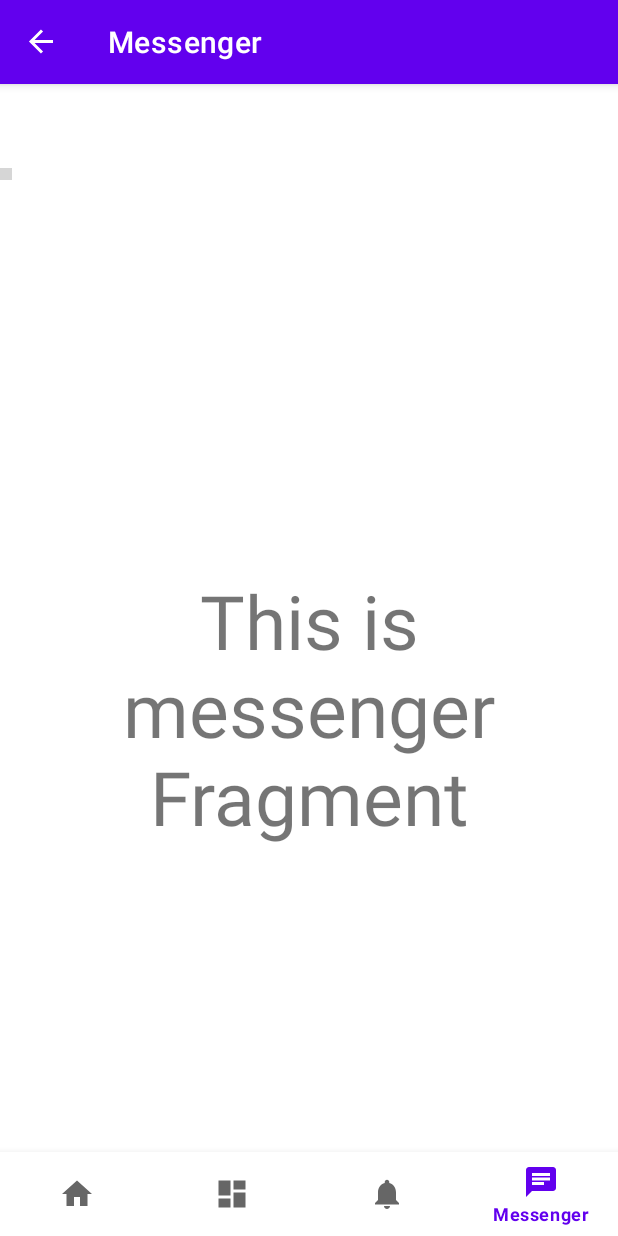
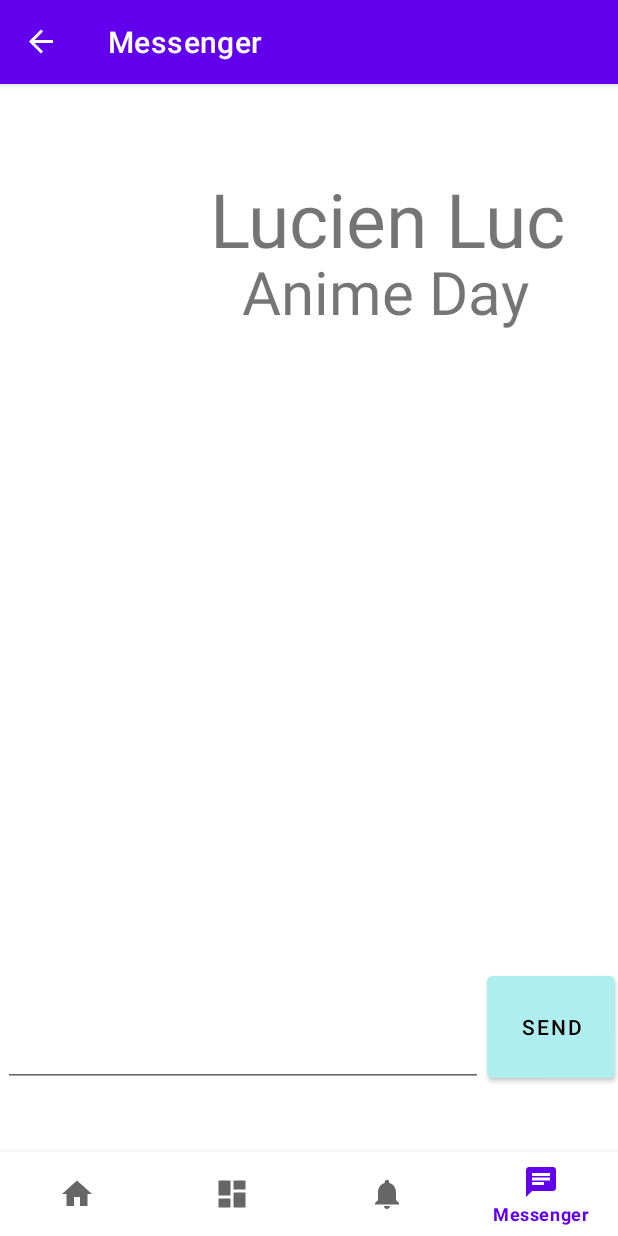
Before and after one commit to LucienLuc/kiwi, an Android app: the MessengerFragment screen opened through its navigation route, on a phone screen of 412 x 824 dp. Run offline under Robolectric (Android 15) with nearby library versions, the phone set to English and light mode, and no system bars; our stand-ins replace navigation-ui; grey boxes are pictures that could not be loaded.

Commit message:
Messed with the ui more

```diff
--- a/app/src/main/java/edu/ucsb/cs/cs184/group2/kiwi/ui/messenger/MessengerFragment.kt
+++ b/app/src/main/java/edu/ucsb/cs/cs184/group2/kiwi/ui/messenger/MessengerFragment.kt
@@ -27,11 +27,6 @@ class MessengerFragment : Fragment() {
 
         _binding = FragmentMessengerBinding.inflate(inflater, container, false)
         val root: View = binding.root
-
-        val textView: TextView = binding.textMessenger
-        messengerViewModel.text.observe(viewLifecycleOwner) {
-            textView.text = it
-        }
         return root
     }
 
--- a/app/src/main/res/layout/fragment_messenger.xml
+++ b/app/src/main/res/layout/fragment_messenger.xml
@@ -6,28 +6,66 @@
     android:layout_height="match_parent"
     tools:context=".ui.dashboard.DashboardFragment">
 
+
     <TextView
-        android:id="@+id/text_messenger"
-        android:layout_width="match_parent"
-        android:layout_height="wrap_content"
-        android:layout_marginStart="8dp"
-        android:layout_marginTop="8dp"
-        android:layout_marginEnd="8dp"
+        android:id="@+id/username"
+        android:layout_width="300dp"
+        android:layout_height="75dp"
+        android:layout_marginTop="0dp"
+        android:layout_marginEnd="4dp"
+        android:text="Lucien Luc"
         android:textAlignment="center"
         android:textSize="50sp"
+        app:layout_constraintEnd_toEndOf="parent"
+        app:layout_constraintTop_toTopOf="parent" />
+
+    <TextView
+        android:id="@+id/event"
+        android:layout_width="302dp"
+        android:layout_height="75dp"
+        android:layout_marginTop="-20dp"
+        android:layout_marginEnd="4dp"
+        android:text="Anime Day"
+        android:textAlignment="center"
+        android:textSize="40sp"
+        app:layout_constraintTop_toBottomOf="@id/username"
+        app:layout_constraintEnd_toEndOf="parent" />
+
+    <EditText
+        android:id="@+id/editText"
+        android:layout_width="320dp"
+        android:layout_height="80dp"
         app:layout_constraintBottom_toBottomOf="parent"
         app:layout_constraintEnd_toEndOf="parent"
+        app:layout_constraintEnd_toStartOf="@+id/send"
+        app:layout_constraintHorizontal_bias="0.5"
         app:layout_constraintStart_toStartOf="parent"
-        app:layout_constraintTop_toTopOf="parent" />
+        app:layout_constraintTop_toBottomOf="@+id/username"
+        app:layout_constraintVertical_bias="0.822"
+        tools:ignore="MissingConstraints" />
 
-    <EditText
-        android:id="@+id/editTextName"
-        android:layout_width="@dimen/event_creation_large_editText_width"
-        android:layout_height="@dimen/event_creation_editText_height"
-        android:background="@drawable/rounded_edittext"
-        android:ems="10"
-        android:inputType="textPersonName"
-        app:layout_constraintStart_toStartOf="@+id/textViewName"
-        app:layout_constraintTop_toBottomOf="@+id/textViewName" />
+    <Button
+        android:id="@+id/send"
+        android:layout_width="85dp"
+        android:layout_height="80dp"
+        android:backgroundTint="#afeeee"
+        android:text="Send"
+        android:textColor="#000000"
+        app:layout_constraintBottom_toBottomOf="parent"
+        app:layout_constraintEnd_toEndOf="parent"
+        app:layout_constraintHorizontal_bias="0.5"
+        app:layout_constraintStart_toEndOf="@+id/editText"
+        app:layout_constraintTop_toBottomOf="@+id/username"
+        app:layout_constraintVertical_bias="0.822"
+        tools:ignore="MissingConstraints" />
+
+    <ImageView
+        android:id="@+id/imageView"
+        android:layout_width="100dp"
+        android:layout_height="100dp"
+        tools:layout_editor_absoluteX="4dp"
+        tools:layout_editor_absoluteY="4dp"
+        tools:src="@tools:sample/avatars" />
+
 
 </androidx.constraintlayout.widget.ConstraintLayout>
```
